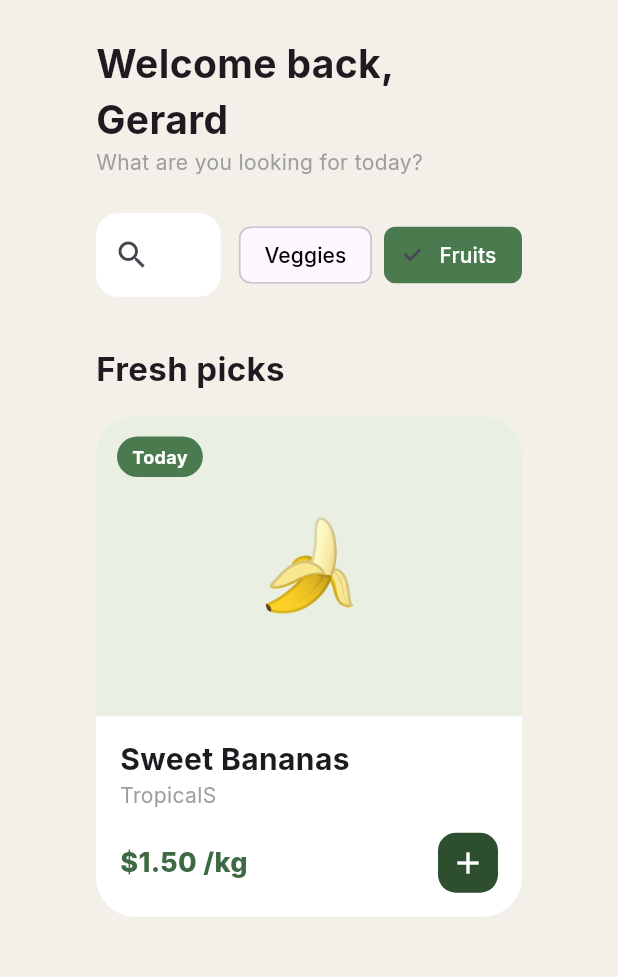
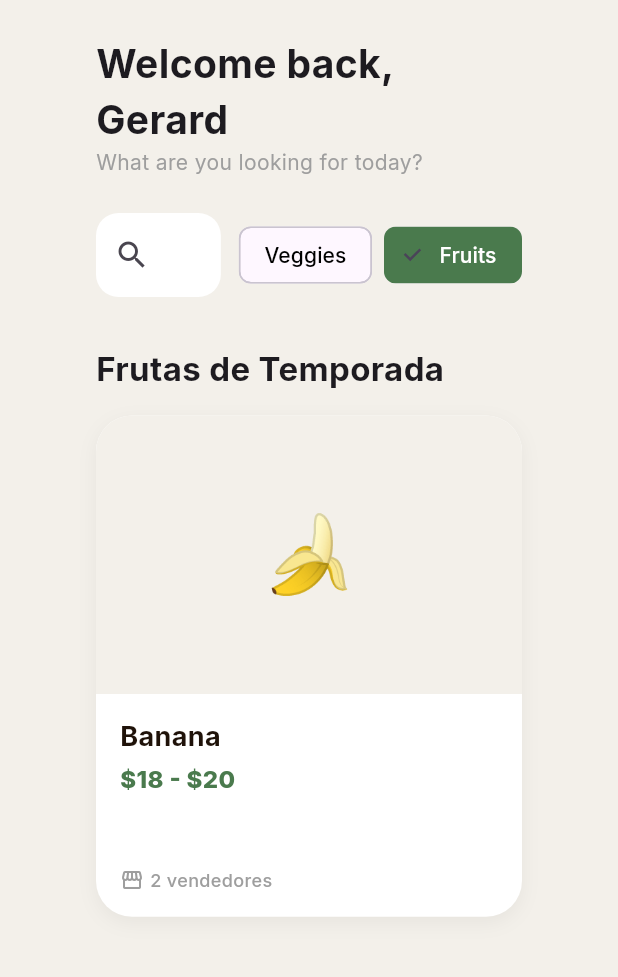
Before and after one commit to GerardoRMei/agrouber, a Flutter app: the screen it shows after launch, after a tap on "Fruits", on a phone screen of 412 x 824 dp, the part 84-1061 px from its top. Run offline on Flutter 3.47's test engine with Material 3 defaults, Android fonts, the phone set to English and light mode, and no system bars; our stand-ins replace google_fonts.

Commit message:
Mock data file and Seller model added

```diff
--- /dev/null
+++ b/lib/data/mock_data.dart
@@ -0,0 +1,123 @@
+import '../models/product.dart';
+import '../models/seller.dart';
+
+final List<Seller> mockSellers = [
+  Seller(
+    name: 'Rancho Los Álamos',
+    address: 'Carretera Federal Km 12, Ejido San Pedro',
+    description: 'Productores de hortalizas orgánicas con más de 20 años de experiencia.',
+    email: 'contacto@alamos.com',
+    phone: '4491234567',
+    socialMedia: const SocialMedia(
+      facebook: 'facebook.com/rancholosalamos',
+      instagram: '@rancho_alamos',
+    ),
+    products: [
+      const Product(name: 'Saladette Tomato', producer: 'Rancho Los Álamos', price: '\$18', unit: '/kg', image: '🍅', tag: 'Today', category: 'Veggies'),
+      const Product(name: 'Organic Carrots', producer: 'Rancho Los Álamos', price: '\$15', unit: '/kg', image: '🥕', tag: 'Today', category: 'Veggies'),
+      const Product(name: 'White Onion', producer: 'Rancho Los Álamos', price: '\$12', unit: '/kg', image: '🧅', tag: 'Fresh', category: 'Veggies'),
+    ],
+  ),
+  Seller(
+    name: 'Finca Morales',
+    address: 'Calle Juárez #45, Centro',
+    description: 'Especialistas en frutos tropicales y cítricos.',
+    email: 'info@fincamorales.mx',
+    phone: '4497654321',
+    socialMedia: const SocialMedia(
+      instagram: '@fincamorales_fresh',
+      tiktok: '@fincamorales',
+    ),
+    products: [
+      const Product(name: 'Saladette Tomato', producer: 'Finca Morales', price: '\$25', unit: '/kg', image: '🍅', tag: 'Fresh', category: 'Veggies'),
+      const Product(name: 'Banana', producer: 'Finca Morales', price: '\$20', unit: '/kg', image: '🍌', tag: 'Fresh', category: 'Fruits'),
+      const Product(name: 'Mango', producer: 'Finca Morales', price: '\$35', unit: '/kg', image: '🥭', tag: '2 days', category: 'Fruits'),
+    ],
+  ),
+  Seller(
+    name: 'Granja Verde',
+    address: 'Valle de las Huertas #10',
+    description: 'Dedicados al cultivo sustentable de vegetales de hoja verde.',
+    email: 'ventas@granjaverde.com',
+    phone: '4490001122',
+    socialMedia: const SocialMedia(facebook: 'facebook.com/granjaverde'),
+    products: [
+      const Product(name: 'Broccoli', producer: 'Granja Verde', price: '\$22', unit: '/unit', image: '🥦', tag: 'Today', category: 'Veggies'),
+      const Product(name: 'Organic Carrots', producer: 'Granja Verde', price: '\$20', unit: '/kg', image: '🥕', tag: 'Today', category: 'Veggies'),
+      const Product(name: 'Lettuce', producer: 'Granja Verde', price: '\$15', unit: '/unit', image: '🥬', tag: 'Today', category: 'Veggies'),
+    ],
+  ),
+  Seller(
+    name: 'Huertas de la Montaña',
+    address: 'Camino al Nevado Km 5',
+    description: 'Frutos de clima frío, cultivados a más de 2000 metros de altura.',
+    email: 'hola@huertasmontana.com',
+    phone: '5559998877',
+    socialMedia: const SocialMedia(
+      instagram: '@huertas_montana',
+    ),
+    products: [
+      const Product(name: 'Apple', producer: 'Huertas de la Montaña', price: '\$30', unit: '/kg', image: '🍎', tag: 'Fresh', category: 'Fruits'),
+      const Product(name: 'Pear', producer: 'Huertas de la Montaña', price: '\$28', unit: '/kg', image: '🍐', tag: 'Fresh', category: 'Fruits'),
+      const Product(name: 'Strawberry', producer: 'Huertas de la Montaña', price: '\$45', unit: '/box', image: '🍓', tag: 'Today', category: 'Fruits'),
+    ],
+  ),
+  Seller(
+    name: 'Lácteos El Prado',
+    address: 'Ex-hacienda El Prado s/n',
+    description: 'Productos lácteos frescos de vacas de libre pastoreo.',
+    email: 'pedidos@lacteoselprado.com',
+    phone: '4423334455',
+    socialMedia: const SocialMedia(
+      facebook: 'facebook.com/lacteoselprado',
+      tiktok: '@elprado_mx',
+    ),
+    products: [
+      const Product(name: 'Fresh Milk', producer: 'Lácteos El Prado', price: '\$22', unit: '/L', image: '🥛', tag: 'Today', category: 'Dairy'),
+      const Product(name: 'Artisan Cheese', producer: 'Lácteos El Prado', price: '\$120', unit: '/kg', image: '🧀', tag: 'Fresh', category: 'Dairy'),
+    ],
+  ),
+  Seller(
+    name: 'Carnes San Juan',
+    address: 'Av. Revolución #300',
+    description: 'Cortes de primera calidad, pollo y cerdo de granjas locales.',
+    email: 'contacto@carnessanjuan.com',
+    phone: '8112223344',
+    socialMedia: const SocialMedia(
+      facebook: 'facebook.com/sanjuan.carnes',
+      instagram: '@carnes_sanjuan',
+    ),
+    products: [
+      const Product(name: 'Chicken Breast', producer: 'Carnes San Juan', price: '\$85', unit: '/kg', image: '🍗', tag: 'Fresh', category: 'Protein'),
+      const Product(name: 'Beef Cut', producer: 'Carnes San Juan', price: '\$180', unit: '/kg', image: '🥩', tag: 'Today', category: 'Protein'),
+    ],
+  ),
+  Seller(
+    name: 'Granos del Valle',
+    address: 'Zona Industrial Agrícola Lote 4',
+    description: 'Venta de granos y semillas a granel directo del campo.',
+    email: 'ventas@granosdelvalle.com',
+    phone: '3334445566',
+    socialMedia: const SocialMedia(),
+    products: [
+      const Product(name: 'Corn', producer: 'Granos del Valle', price: '\$12', unit: '/kg', image: '🌽', tag: 'Dry', category: 'Grains'),
+      const Product(name: 'White Rice', producer: 'Granos del Valle', price: '\$25', unit: '/kg', image: '🍚', tag: 'Dry', category: 'Grains'),
+    ],
+  ),
+  Seller(
+    name: 'El Huerto Familiar',
+    address: 'Callejón de las Flores #2',
+    description: 'Pequeña cooperativa familiar cultivando lo mejor de la temporada.',
+    email: 'coop@huertofamiliar.org',
+    phone: '4495556677',
+    socialMedia: const SocialMedia(
+      instagram: '@huertofamiliar.ags',
+    ),
+    products: [
+      const Product(name: 'Saladette Tomato', producer: 'El Huerto Familiar', price: '\$21', unit: '/kg', image: '🍅', tag: 'Today', category: 'Veggies'),
+      const Product(name: 'Broccoli', producer: 'El Huerto Familiar', price: '\$18', unit: '/unit', image: '🥦', tag: 'Fresh', category: 'Veggies'),
+      const Product(name: 'Banana', producer: 'El Huerto Familiar', price: '\$18', unit: '/kg', image: '🍌', tag: '2 days', category: 'Fruits'),
+      const Product(name: 'Apple', producer: 'El Huerto Familiar', price: '\$35', unit: '/kg', image: '🍎', tag: 'Today', category: 'Fruits'),
+    ],
+  ),
+];
--- a/lib/models/product.dart
+++ b/lib/models/product.dart
@@ -3,7 +3,7 @@ class Product {
   final String producer;
   final String price;
   final String unit;
-  final String emoji;
+  final String image;
   final String tag;
   final String category;
 
@@ -12,7 +12,7 @@ class Product {
     required this.producer,
     required this.price,
     required this.unit,
-    required this.emoji,
+    required this.image,
     required this.tag,
     required this.category,
   });
--- /dev/null
+++ b/lib/models/seller.dart
@@ -0,0 +1,33 @@
+import 'product.dart';
+
+class SocialMedia {
+  final String? facebook;
+  final String? instagram;
+  final String? tiktok;
+
+  const SocialMedia({
+    this.facebook,
+    this.instagram,
+    this.tiktok,
+  });
+}
+
+class Seller {
+  final String name;
+  final String address;
+  final List<Product> products;
+  final String description;
+  final String email;
+  final SocialMedia socialMedia;
+  final String phone;
+
+  const Seller({
+    required this.name,
+    required this.address,
+    required this.products,
+    required this.description,
+    required this.email,
+    required this.socialMedia,
+    required this.phone,
+  });
+}
--- a/lib/pages/buyer_home_page.dart
+++ b/lib/pages/buyer_home_page.dart
@@ -1,8 +1,8 @@
 import 'package:flutter/material.dart';
-import '../models/product.dart';
-import '../widgets/product_card.dart';
+import '../data/mock_data.dart';
 import '../widgets/home_app_bar.dart';
 import '../widgets/welcome_header.dart';
+import '../widgets/market_product_card.dart';
 
 class BuyerHomePage extends StatefulWidget {
   const BuyerHomePage({super.key});
@@ -15,23 +15,75 @@ class _BuyerHomePageState extends State<BuyerHomePage> {
   final TextEditingController _searchController = TextEditingController();
   String selectedCategory = 'Veggies';
 
-  final List<Product> allProducts = const [
-    Product(name: 'Red Tomatoes', producer: 'EcoFarm', price: '\$2.50', unit: '/kg', emoji: '🍅', tag: 'Today', category: 'Veggies'),
-    Product(name: 'Fresh Broccoli', producer: 'GreenLife', price: '\$3.20', unit: '/unit', emoji: '🥦', tag: 'Today', category: 'Veggies'),
-    Product(name: 'Organic Carrots', producer: 'SunRoot', price: '\$1.80', unit: '/kg', emoji: '🥕', tag: '2 days', category: 'Veggies'),
-    Product(name: 'Sweet Bananas', producer: 'TropicalS', price: '\$1.50', unit: '/kg', emoji: '🍌', tag: 'Today', category: 'Fruits'),
-  ];
+  List<Map<String, dynamic>> _displayProducts = [];
+  bool _isLoading = true;
+
+  @override
+  void initState() {
+    super.initState();
+    _fetchMarketData(); // Simular llamada a API al iniciar
+  }
+
+  // FUNCIÓN QUE SIMULA LA LLAMADA A LA API
+  Future<void> _fetchMarketData() async {
+    setState(() => _isLoading = true);
+
+    // Simular latencia de red de 1.5 segundos
+    await Future.delayed(const Duration(milliseconds: 1500));
+
+    final Map<String, List<double>> groupedPrices = {};
+    final Map<String, String> emojis = {};
+
+    for (var seller in mockSellers) {
+      for (var product in seller.products) {
+        if (!groupedPrices.containsKey(product.name)) {
+          groupedPrices[product.name] = [];
+          emojis[product.name] = product.image;
+        }
+        double priceValue = double.tryParse(product.price.replaceAll('\$', '')) ?? 0;
+        groupedPrices[product.name]!.add(priceValue);
+      }
+    }
+
+    _displayProducts = groupedPrices.keys.map((name) {
+      final prices = groupedPrices[name]!;
+      prices.sort();
+
+      String priceRange = prices.length > 1 && prices.first != prices.last
+          ? '\$${prices.first.toStringAsFixed(0)} - \$${prices.last.toStringAsFixed(0)}'
+          : '\$${prices.first.toStringAsFixed(0)}';
+
+      return {
+        'name': name,
+        'image': emojis[name],
+        'price': priceRange,
+        'sellers': prices.length,
+        'category': name == 'Banana' ? 'Fruits' : 'Veggies', // Categoría simplificada para el ejemplo
+      };
+    }).toList();
+
+    setState(() => _isLoading = false);
+  }
 
   @override
   Widget build(BuildContext context) {
-    final filteredProducts = _getFilteredProducts();
+    final filteredProducts = _displayProducts.where((p) {
+      final matchesSearch = p['name'].toLowerCase().contains(_searchController.text.toLowerCase());
+      final matchesCategory = p['category'] == selectedCategory;
+      return matchesSearch && matchesCategory;
+    }).toList();
 
     return Scaffold(
       appBar: const HomeAppBar(),
       body: LayoutBuilder(
         builder: (context, constraints) {
           return SafeArea(
+            child: _isLoading
+              ? const Center(child: CircularProgressIndicator(color: Color(0xFF4A7A4D)))
+              : RefreshIndicator(
+                  onRefresh: _fetchMarketData,
                   child: SingleChildScrollView(
+                    physics: const AlwaysScrollableScrollPhysics(),
                     padding: const EdgeInsets.symmetric(horizontal: 64.0, vertical: 24.0),
                     child: Column(
                       crossAxisAlignment: CrossAxisAlignment.start,
@@ -40,13 +92,14 @@ class _BuyerHomePageState extends State<BuyerHomePage> {
                         const SizedBox(height: 24),
                         _buildSearchAndFilters(),
                         const SizedBox(height: 32),
-                  const Text(
-                    'Fresh picks',
-                    style: TextStyle(fontSize: 22, fontWeight: FontWeight.bold),
+                        Text(
+                          selectedCategory == 'Veggies' ? 'Verduras Frescas' : 'Frutas de Temporada',
+                          style: const TextStyle(fontSize: 22, fontWeight: FontWeight.bold),
                         ),
                         const SizedBox(height: 16),
                         _buildProductGrid(filteredProducts, constraints),
                       ],
+                    ),
                   ),
                 ),
           );
@@ -55,26 +108,32 @@ class _BuyerHomePageState extends State<BuyerHomePage> {
     );
   }
 
-  List<Product> _getFilteredProducts() {
-    return allProducts.where((p) {
-      final matchesSearch = p.name.toLowerCase().contains(_searchController.text.toLowerCase());
-      final matchesCategory = p.category == selectedCategory;
-      return matchesSearch && matchesCategory;
-    }).toList();
+  Widget _buildProductGrid(List<Map<String, dynamic>> products, BoxConstraints constraints) {
+    if (products.isEmpty) {
+      return const Center(child: Padding(
+        padding: EdgeInsets.all(40.0),
+        child: Text('No se encontraron productos.'),
+      ));
     }
-
-  Widget _buildProductGrid(List<Product> products, BoxConstraints constraints) {
     return GridView.builder(
       shrinkWrap: true,
       physics: const NeverScrollableScrollPhysics(),
       gridDelegate: SliverGridDelegateWithFixedCrossAxisCount(
-        crossAxisCount: constraints.maxWidth > 1200 ? 3 : (constraints.maxWidth > 800 ? 2 : 1),
+        crossAxisCount: constraints.maxWidth > 1200 ? 4 : (constraints.maxWidth > 800 ? 2 : 1),
         crossAxisSpacing: 20,
         mainAxisSpacing: 20,
         childAspectRatio: 0.85,
       ),
       itemCount: products.length,
-      itemBuilder: (context, index) => ProductCard(product: products[index]),
+      itemBuilder: (context, index) {
+        final product = products[index];
+        return MarketProductCard(
+          productName: product['name'],
+          imageUrl: product['image'],
+          priceDisplay: product['price'],
+          sellerCount: product['sellers'],
+        );
+      },
     );
   }
 
@@ -86,7 +145,7 @@ class _BuyerHomePageState extends State<BuyerHomePage> {
             controller: _searchController,
             onChanged: (value) => setState(() {}),
             decoration: InputDecoration(
-              hintText: 'Search products...',
+              hintText: 'Buscar frutas, verduras, granos...',
               prefixIcon: const Icon(Icons.search),
               filled: true,
               fillColor: Colors.white,
--- /dev/null
+++ b/lib/widgets/market_product_card.dart
@@ -0,0 +1,99 @@
+import 'package:flutter/material.dart';
+
+class MarketProductCard extends StatelessWidget {
+  final String imageUrl;
+  final String productName;
+  final String priceDisplay;
+  final int sellerCount;
+
+  const MarketProductCard({
+    super.key,
+    required this.imageUrl,
+    required this.productName,
+    required this.priceDisplay,
+    required this.sellerCount,
+  });
+
+  @override
+  Widget build(BuildContext context) {
+    return Container(
+      decoration: BoxDecoration(
+        color: Colors.white,
+        borderRadius: BorderRadius.circular(24),
+        boxShadow: [
+          BoxShadow(
+            color: Colors.black.withOpacity(0.05),
+            blurRadius: 10,
+            offset: const Offset(0, 4),
+          ),
+        ],
+      ),
+      child: Column(
+        crossAxisAlignment: CrossAxisAlignment.start,
+        children: [
+          Expanded(
+            flex: 5,
+            child: Container(
+              width: double.infinity,
+              decoration: const BoxDecoration(
+                color: Color(0xFFF3F0EA),
+                borderRadius: BorderRadius.vertical(top: Radius.circular(24)),
+              ),
+              child: Center(
+                child: Text(
+                  imageUrl, // Usando el sistema de emojis, cambiar cuando se usen imgs de verdad
+                  style: const TextStyle(fontSize: 50),
+                ),
+              ),
+            ),
+          ),
+          Expanded(
+            flex: 4,
+            child: Padding(
+              padding: const EdgeInsets.all(16.0),
+              child: Column(
+                crossAxisAlignment: CrossAxisAlignment.start,
+                children: [
+                  Text(
+                    productName,
+                    style: const TextStyle(
+                      fontSize: 18,
+                      fontWeight: FontWeight.bold,
+                      color: Color(0xFF1F1209),
+                    ),
+                    maxLines: 1,
+                    overflow: TextOverflow.ellipsis,
+                  ),
+                  const SizedBox(height: 4),
+                  Text(
+                    priceDisplay,
+                    style: const TextStyle(
+                      fontSize: 16,
+                      fontWeight: FontWeight.w800,
+                      color: Color(0xFF4A7A4D),
+                    ),
+                  ),
+                  const Spacer(),
+                  Row(
+                    children: [
+                      const Icon(Icons.storefront, size: 16, color: Colors.grey),
+                      const SizedBox(width: 4),
+                      Text(
+                        '$sellerCount vendedores',
+                        style: const TextStyle(
+                          fontSize: 12,
+                          color: Colors.grey,
+                          fontWeight: FontWeight.w500,
+                        ),
+                      ),
+                    ],
+                  ),
+                ],
+              ),
+            ),
+          ),
+        ],
+      ),
+    );
+  }
+}
--- a/lib/widgets/product_card.dart
+++ b/lib/widgets/product_card.dart
@@ -61,7 +61,7 @@ class _ProductImageHeader extends StatelessWidget {
               ),
             ),
           ),
-          Center(child: Text(product.emoji, style: const TextStyle(fontSize: 58))),
+          Center(child: Text(product.image, style: const TextStyle(fontSize: 58))),
         ],
       ),
     );
```
Lines whose indentation alone changed are shown as unchanged.
